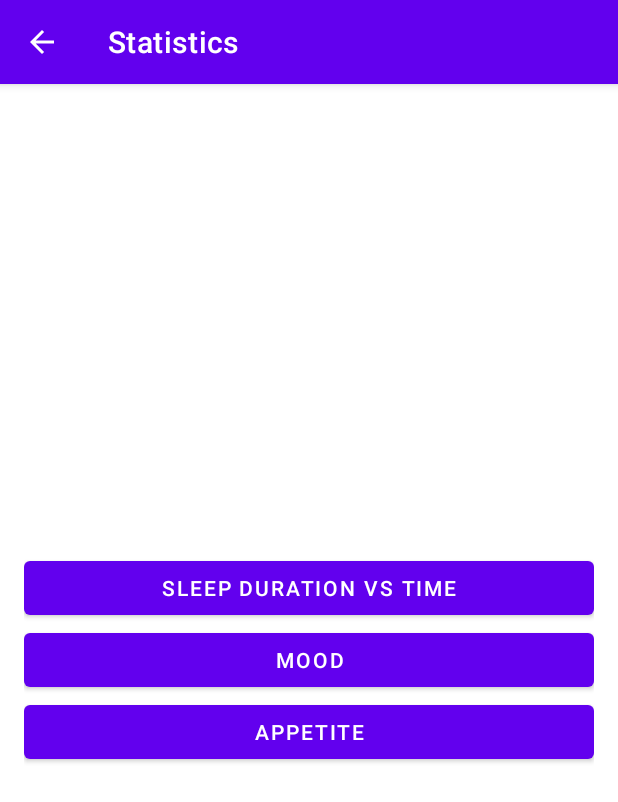
After one commit to Sushil-Kumar1999/MoodTracker, an Android app: the StatisticsActivity screen opened directly, with no data from a screen before it, on a phone screen of 412 x 824 dp. The commit adds this screen. Shown: the top 802 px of the screen. Run offline under Robolectric (Android 15) with nearby library versions, the phone set to English and light mode, and no system bars.

Commit message:
got sleep chart working

```diff
--- a/app/build.gradle
+++ b/app/build.gradle
@@ -30,6 +30,7 @@ android {
 
 dependencies {
 
+    implementation 'com.github.PhilJay:MPAndroidChart:v3.1.0'
     implementation 'it.xabaras.android:recyclerview-swipedecorator:1.2.3'
     implementation 'androidx.appcompat:appcompat:1.2.0'
     implementation 'com.google.android.material:material:1.3.0'
--- a/app/src/main/java/com/example/moodtracker/DashboardActivity.java
+++ b/app/src/main/java/com/example/moodtracker/DashboardActivity.java
@@ -30,4 +30,8 @@ public class DashboardActivity extends AppCompatActivity {
         Intent intent = new Intent(this, EntryHistoryActivity.class);
         startActivity(intent);
     }
+
+    public void launchStatisticsActivity(View view) {
+        startActivity(new Intent(this, StatisticsActivity.class));
+    }
 }
--- /dev/null
+++ b/app/src/main/java/com/example/moodtracker/StatisticsActivity.java
@@ -0,0 +1,22 @@
+package com.example.moodtracker;
+
+import androidx.appcompat.app.AppCompatActivity;
+
+import android.content.Intent;
+import android.os.Bundle;
+import android.view.View;
+
+public class StatisticsActivity extends AppCompatActivity {
+
+    @Override
+    protected void onCreate(Bundle savedInstanceState) {
+        super.onCreate(savedInstanceState);
+        setContentView(R.layout.activity_statistics);
+
+        setTitle("Statistics");
+    }
+
+    public void launchSleepStatsActivity(View view) {
+        startActivity(new Intent(getApplicationContext(), SleepStatsActivity.class));
+    }
+}
--- a/app/src/main/res/layout/activity_dashboard.xml
+++ b/app/src/main/res/layout/activity_dashboard.xml
@@ -57,7 +57,8 @@
             android:paddingBottom="5dp"
             android:background="#b5e892"
             android:src="@drawable/ic_stats"
-            android:contentDescription="View statistics" />
+            android:contentDescription="View statistics"
+            android:onClick="launchStatisticsActivity"/>
 
         <ImageButton
             android:id="@+id/button_share"
--- /dev/null
+++ b/app/src/main/res/layout/activity_statistics.xml
@@ -0,0 +1,31 @@
+<?xml version="1.0" encoding="utf-8"?>
+<LinearLayout
+    xmlns:android="http://schemas.android.com/apk/res/android"
+    xmlns:tools="http://schemas.android.com/tools"
+    android:layout_width="match_parent"
+    android:layout_height="match_parent"
+    android:orientation="vertical"
+    android:padding="16dp"
+    android:gravity="center"
+    tools:context=".StatisticsActivity">
+
+    <Button
+        android:id="@+id/button_sleep_stats"
+        android:layout_width="match_parent"
+        android:layout_height="wrap_content"
+        android:text="Sleep duration vs Time"
+        android:onClick="launchSleepStatsActivity"/>
+
+    <Button
+        android:id="@+id/button_mood_stats"
+        android:layout_width="match_parent"
+        android:layout_height="wrap_content"
+        android:text="Mood" />
+
+    <Button
+        android:id="@+id/button_apppetite_stats"
+        android:layout_width="match_parent"
+        android:layout_height="wrap_content"
+        android:text="Appetite" />
+
+</LinearLayout>
--- a/build.gradle
+++ b/build.gradle
@@ -16,6 +16,7 @@ allprojects {
     repositories {
         google()
         jcenter()
+        maven { url 'https://jitpack.io' }
     }
 }
 
```
Also changed, not shown: app/src/main/AndroidManifest.xml (+8 -1 lines), app/src/main/java/com/example/moodtracker/DateValueFormatter.java (added, +22 -0 lines), app/src/main/java/com/example/moodtracker/SleepStatsActivity.java (added, +74 -0 lines), app/src/main/res/layout/activity_sleep_stats.xml (added, +16 -0 lines).
